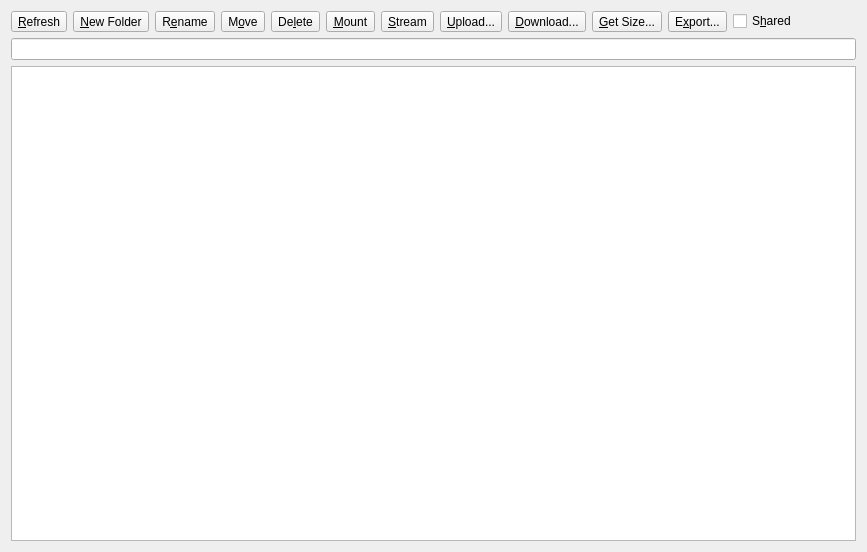
Above: src/remote_widget.ui from SysAdminDoc/RcloneBrowserNG before the change. Below: the same form after it.
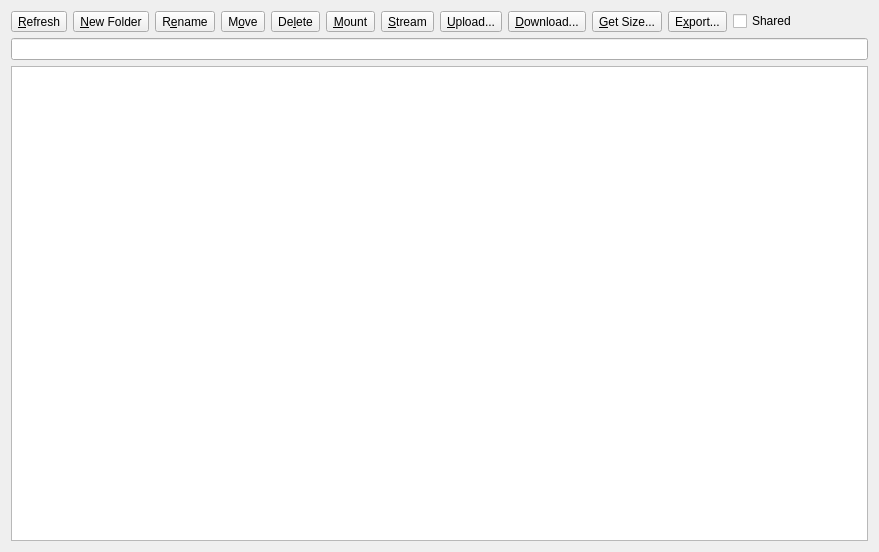
That is the form after the change.

Commit message: Add event for toggling Shared.

Patch:
```diff
--- a/src/remote_widget.ui
+++ b/src/remote_widget.ui
@@ -6,7 +6,7 @@
    <rect>
     <x>0</x>
     <y>0</y>
-    <width>867</width>
+    <width>879</width>
     <height>552</height>
    </rect>
   </property>
@@ -167,7 +167,7 @@
              <string>Shared with Me (Google Drive)</string>
             </property>
             <property name="text">
-             <string>S&amp;hared</string>
+             <string>Shared</string>
             </property>
            </widget>
           </item>
```
Left out of the diff: 5 changed lines with no effect on the pictures. The commit also changes 1 other file.
